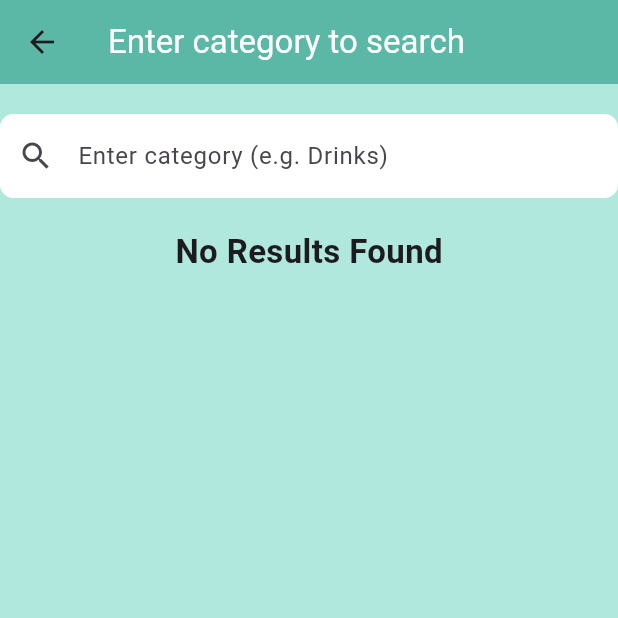
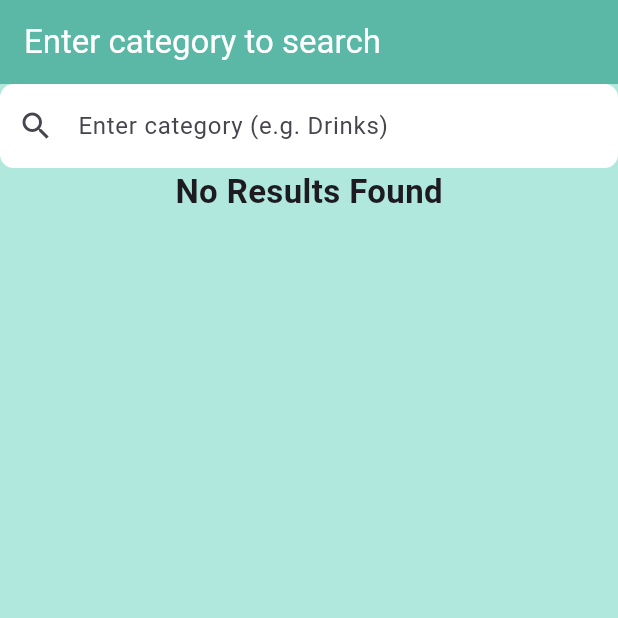
Before and after one commit to leviticuz/budgy, a Flutter app: the Seachbarout screen opened directly, on a phone screen of 412 x 824 dp, the top half of it. Run offline on Flutter 3.47's test engine with Material 3 defaults, Android fonts, the phone set to English and light mode, and no system bars; our stand-ins replace firebase_core, firebase_database, fl_chart, shared_preferences, sqflite; missing offline and left inert: capstonezz; accounts and stored records are empty.

Commit message:
Merge branch 'main' of https://github.com/isabelcenido/Thesis
# Conflicts:
#	lib/add_item.dart

searchBarOut

```diff
--- a/lib/seachBarOut.dart
+++ b/lib/seachBarOut.dart
@@ -1,4 +1,3 @@
-
 import 'package:Budgy/dummyItems.dart';
 import 'package:flutter/material.dart';
 import 'package:firebase_database/firebase_database.dart';
@@ -81,7 +80,7 @@ class _SeachbaroutState extends State<Seachbarout> {
       // Fetch items from SQLite database
       final itemsFromSQLite = await DatabaseService.instance.getAllItems();
 
-      // No need to map because `getAllItems()` already returns a list of `Item` objects
+      // No need to map because getAllItems() already returns a list of Item objects
       setState(() {
         item_list.addAll(itemsFromSQLite);
         display_list = List.from(item_list);
@@ -124,12 +123,16 @@ class _SeachbaroutState extends State<Seachbarout> {
           children: [
             AppBar(
               backgroundColor: Color(0xFF5BB7A6),
-                title: Text("Enter category to search", style: TextStyle(
+              automaticallyImplyLeading: false,
+              // Disable back arrow
+              title: Text(
+                "Enter category to search",
+                style: TextStyle(
                   color: Colors.white,
-                )),
+                ),
               ),
 
-              SizedBox(height: 20),
+            ),
             TextField(
               onChanged: (value) => updateCategory(value),
               decoration: InputDecoration(
@@ -143,7 +146,6 @@ class _SeachbaroutState extends State<Seachbarout> {
                 prefixIcon: Icon(Icons.search),
               ),
             ),
-              SizedBox(height: 20),
             // Check if the app is loading, if network error occurs, or if no items are found
             isLoading
                 ? Center(child: CircularProgressIndicator())
--- a/pubspec.yaml
+++ b/pubspec.yaml
@@ -35,6 +35,7 @@ dependencies:
   firebase_database: ^10.5.7
   shared_preferences: ^2.0.17
   flutter_typeahead: ^4.0.0
+
 
 
   # The following adds the Cupertino Icons font to your application.
```
Also changed, not shown: lib/dashboard.dart (+21 -5 lines). Lines whose indentation alone changed are shown as unchanged.
